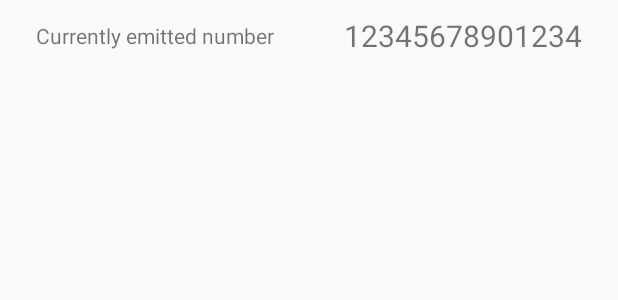
After one commit to beblank/AndroidrxJava, an Android app: the layout activity_part5.xml on its own in the app's theme, with its tools: preview values and no code run, on a phone screen of 412 x 824 dp. The commit adds this screen. Shown: the top 300 px of the screen. Run offline under Robolectric (Android 15) with nearby library versions, the phone set to English and light mode, and no system bars.

Commit message:
create activity part 5 and update rxlifecycle into dependencies

```diff
--- a/app/build.gradle
+++ b/app/build.gradle
@@ -29,6 +29,7 @@ dependencies {
     compile 'com.squareup.picasso:picasso:2.5.2'
     compile 'io.reactivex:rxandroid:1.0.1'
     compile 'io.reactivex:rxjava:1.0.14'
+    compile 'com.trello:rxlifecycle:0.4.0'
     compile 'com.squareup.retrofit2:retrofit:2.1.0'
     compile 'com.squareup.retrofit2:adapter-rxjava:2.1.0'
     compile 'com.squareup.retrofit2:converter-gson:2.1.0'
--- /dev/null
+++ b/app/src/main/res/layout/activity_part5.xml
@@ -0,0 +1,34 @@
+<?xml version="1.0" encoding="utf-8"?>
+<LinearLayout xmlns:android="http://schemas.android.com/apk/res/android"
+    xmlns:tools="http://schemas.android.com/tools"
+    android:orientation="vertical"
+    android:layout_width="match_parent"
+    android:layout_height="match_parent"
+    tools:context=".part5.Part5Activity">
+
+    <LinearLayout
+        android:layout_width="match_parent"
+        android:layout_height="48dp"
+        android:orientation="horizontal">
+
+        <TextView
+            android:layout_width="0dp"
+            android:layout_height="match_parent"
+            android:layout_weight="1"
+            android:gravity="center"
+            android:text="Currently emitted number"
+            android:textSize="14sp"/>
+
+        <TextView
+            android:id="@+id/mainEmittedNumber"
+            android:layout_width="0dp"
+            android:layout_height="match_parent"
+            android:layout_weight="1"
+            android:gravity="center"
+            android:textSize="20sp"
+            android:text="12345678901234"
+            />
+
+    </LinearLayout>
+
+</LinearLayout>
```
Also changed, not shown: app/src/main/java/com/example/adityahadiwijaya/androidrxjava/part5/Part5Activity.java (+53 -1 lines).
